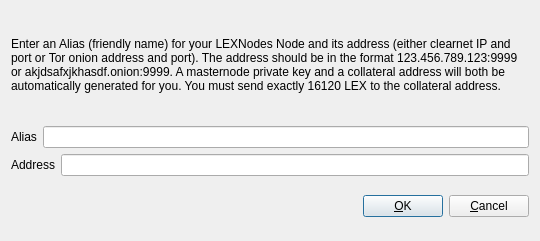
The window that src/qt/forms/addeditLEXnode.ui (scottie/lex) describes before a commit, drawn with Qt 5.
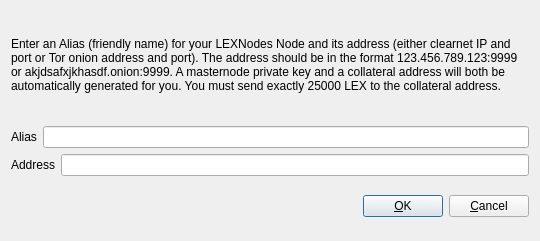
The same window after the commit.

The edit to the form file:
```diff
--- a/src/qt/forms/addeditLEXnode.ui
+++ b/src/qt/forms/addeditLEXnode.ui
@@ -34,7 +34,7 @@
         </sizepolicy>
        </property>
        <property name="text">
-        <string>&lt;html&gt;&lt;head/&gt;&lt;body&gt;&lt;p&gt;Enter an Alias (friendly name) for your LEXNodes Node and its address (either clearnet IP and port or Tor onion address and port).  The address should be in the format 123.456.789.123:9999 or akjdsafxjkhasdf.onion:9999.  A masternode private key and a collateral address will both be automatically generated for you.  You must send exactly 16120 LEX to the collateral address.&lt;/p&gt;&lt;/body&gt;&lt;/html&gt;</string>
+        <string>&lt;html&gt;&lt;head/&gt;&lt;body&gt;&lt;p&gt;Enter an Alias (friendly name) for your LEXNodes Node and its address (either clearnet IP and port or Tor onion address and port).  The address should be in the format 123.456.789.123:9999 or akjdsafxjkhasdf.onion:9999.  A masternode private key and a collateral address will both be automatically generated for you.  You must send exactly 25000 LEX to the collateral address.&lt;/p&gt;&lt;/body&gt;&lt;/html&gt;</string>
        </property>
        <property name="wordWrap">
         <bool>true</bool>
```
